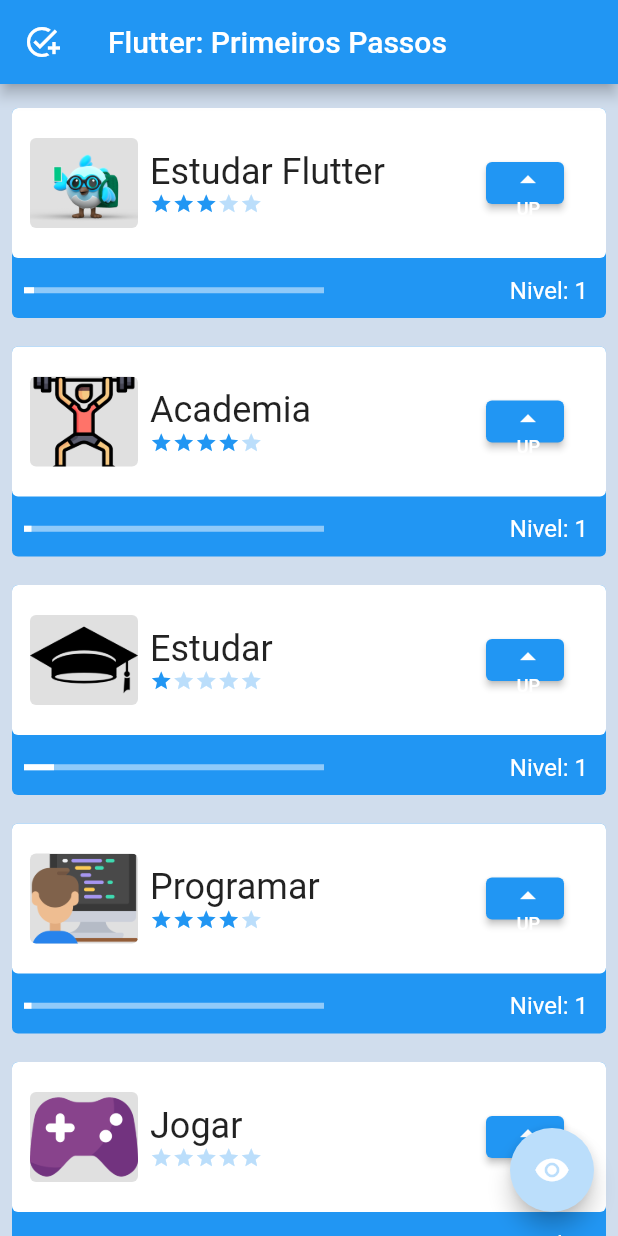
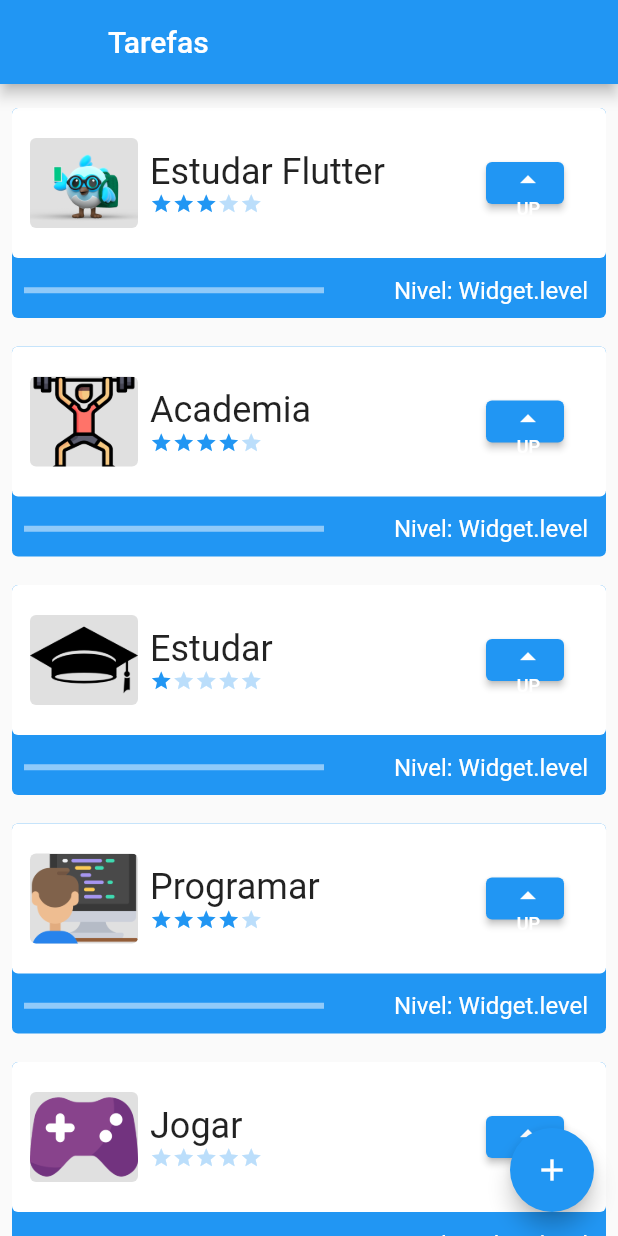
Before and after one commit to fabricio-bm/app_tasks, a Flutter app: the screen it shows after launch, on a phone screen of 412 x 824 dp. Run offline on Flutter 3.47's test engine with Material 2 defaults, Android fonts, the phone set to English and light mode, and no system bars.

Commit message:
Adicionado função de cadastro de tarefas e navegações entre telas.

```diff
--- a/lib/components/tasks.dart
+++ b/lib/components/tasks.dart
@@ -6,19 +6,28 @@ class Tasks extends StatefulWidget {
   final String foto;
   final int dificuldade;
 
-  const Tasks(this.nome, this.foto, this.dificuldade, {Key? key})
+   Tasks(this.nome, this.foto, this.dificuldade, {Key? key})
       : super(key: key);
 
+   int level = 0;
   @override
   State<Tasks> createState() => _TasksState();
 }
 
 class _TasksState extends State<Tasks> {
-  int level = 1;
+
+
+  bool assetOrNetwork() {
+    if (widget.foto.contains('http')) {
+      return false;
+    } else {
+      return true;
+    }
+  }
 
   void levelUp() {
     setState(() {
-      level++;
+      widget.level++;
     });
   }
 
@@ -58,12 +67,14 @@ class _TasksState extends State<Tasks> {
                         ),
                         child: ClipRRect(
                           borderRadius: BorderRadius.circular(4),
-                          child: Image.asset(
-                            widget.foto,
-                            height: 100,
-                            width: 72,
-                            fit: BoxFit.cover,
-                          ),
+                          child: assetOrNetwork()
+                              ? Image.asset(
+                                  widget.foto,
+                                  height: 100,
+                                  width: 72,
+                                  fit: BoxFit.cover,
+                                )
+                              : Image.network(widget.foto, fit: BoxFit.cover),
                         ),
                       ),
                       Column(
@@ -120,7 +131,7 @@ class _TasksState extends State<Tasks> {
                       child: LinearProgressIndicator(
                         color: Colors.white,
                         value: widget.dificuldade > 0
-                            ? ((level / widget.dificuldade) / 10)
+                            ? ((widget.level / widget.dificuldade) / 10)
                             : 1,
                       ),
                     ),
@@ -128,7 +139,7 @@ class _TasksState extends State<Tasks> {
                   Padding(
                     padding: const EdgeInsets.all(12.0),
                     child: Text(
-                      'Nivel: $level',
+                      'Nivel: $widget.level',
                       style: const TextStyle(color: Colors.white, fontSize: 16),
                     ),
                   ),
--- /dev/null
+++ b/lib/data/task_inherited.dart
@@ -0,0 +1,33 @@
+import 'package:app_tasks/components/tasks.dart';
+import 'package:flutter/material.dart';
+
+class TaskInherited extends InheritedWidget {
+   TaskInherited({
+    Key? key,
+    required Widget child,
+  }) : super(key: key, child: child);
+
+  final List<Tasks> taskList = [
+    Tasks('Estudar Flutter', 'assets/images/flutter.png', 3),
+    Tasks('Academia', 'assets/images/academia.png', 4),
+    Tasks('Estudar', 'assets/images/estudar.png', 1),
+    Tasks('Programar', 'assets/images/programador.png', 4),
+    Tasks('Jogar', 'assets/images/jogar.png', 0,),
+  ];
+
+  void newTask(String name, String photo, int difficulty){
+    taskList.add(Tasks(name, photo, difficulty));
+  }
+
+  static TaskInherited of(BuildContext context) {
+    final TaskInherited? result =
+        context.dependOnInheritedWidgetOfExactType<TaskInherited>();
+    assert(result != null, 'No TaskInherited found in context');
+    return result!;
+  }
+
+  @override
+  bool updateShouldNotify(TaskInherited oldWidget) {
+    return oldWidget.taskList.length != taskList.length;
+  }
+}
--- a/lib/main.dart
+++ b/lib/main.dart
@@ -1,6 +1,8 @@
+import 'package:app_tasks/data/task_inherited.dart';
+import 'package:app_tasks/screens/form_screen.dart';
 import 'package:flutter/material.dart';
 
-import 'screens/tela_inicial.dart';
+import 'screens/initial_screen.dart';
 
 void main() {
   runApp(const MyApp());
@@ -24,7 +26,7 @@ class _MyAppState extends State<MyApp> {
       theme: ThemeData(
         primarySwatch: Colors.blue,
       ),
-      home: const InitialScreen(),
+      home:  TaskInherited(child: const InitialScreen()),
     );
   }
 }
--- /dev/null
+++ b/lib/screens/initial_screen.dart
@@ -0,0 +1,37 @@
+import 'package:app_tasks/data/task_inherited.dart';
+import 'package:app_tasks/screens/form_screen.dart';
+import 'package:flutter/material.dart';
+
+class InitialScreen extends StatefulWidget {
+  const InitialScreen({Key? key}) : super(key: key);
+
+  @override
+  State<InitialScreen> createState() => _InitialScreenState();
+}
+
+class _InitialScreenState extends State<InitialScreen> {
+  @override
+  Widget build(BuildContext context) {
+    return Scaffold(
+      appBar: AppBar(
+        leading: Container(),
+        title: const Text('Tarefas'),
+      ),
+      body: ListView(
+        padding: const EdgeInsets.only(top: 8, bottom: 70),
+        children: TaskInherited.of(context).taskList,
+      ),
+      floatingActionButton: FloatingActionButton(
+        onPressed: () {
+          Navigator.push(
+            context,
+            MaterialPageRoute(
+              builder: (contextNew) => FormScreen(taskContext: context,),
+            ),
+          );
+        },
+        child: const Icon(Icons.add),
+      ),
+    );
+  }
+}
--- a/lib/screens/tela_inicial.dart
+++ /dev/null
@@ -1,59 +0,0 @@
-
-import 'package:app_tasks/components/tasks.dart';
-import 'package:flutter/material.dart';
-
-class InitialScreen extends StatefulWidget {
-  const InitialScreen({Key? key}) : super(key: key);
-
-  @override
-  State<InitialScreen> createState() => _InitialScreenState();
-}
-
-class _InitialScreenState extends State<InitialScreen> {
-  @override
-  bool opacidade = true;
-
-  Widget build(BuildContext context) {
-    return Scaffold(
-      appBar: AppBar(
-        title: const Text('Flutter: Primeiros Passos'),
-        leading: const Icon(Icons.add_task),
-      ),
-      body: AnimatedOpacity(
-        opacity: opacidade ? 1.0 : 0.0,
-        duration: const Duration(milliseconds: 500),
-        child: Container(
-          color: const Color.fromARGB(255, 208, 221, 237),
-          child: ListView(
-            children: const [
-              Padding(
-                padding: EdgeInsets.only(top: 8),
-                child: Tasks('Estudar Flutter', 'assets/images/flutter.png', 3),
-              ),
-              Tasks('Academia', 'assets/images/academia.png', 4),
-              Tasks('Estudar', 'assets/images/estudar.png', 1),
-              Tasks('Programar', 'assets/images/programador.png', 4),
-              Tasks(
-                'Jogar',
-                'assets/images/jogar.png',
-                0,
-              ),
-              SizedBox(
-                height: 100,
-              ),
-            ],
-          ),
-        ),
-      ),
-      floatingActionButton: FloatingActionButton(
-        onPressed: () {
-          setState(() {
-            opacidade = !opacidade;
-          });
-        },
-        backgroundColor: Colors.blue[100],
-        child: const Icon(Icons.remove_red_eye),
-      ),
-    );
-  }
-}
```
Also changed, not shown: lib/screens/form_screen.dart (added, +162 -0 lines), assets/images/no-camera.png (added).
